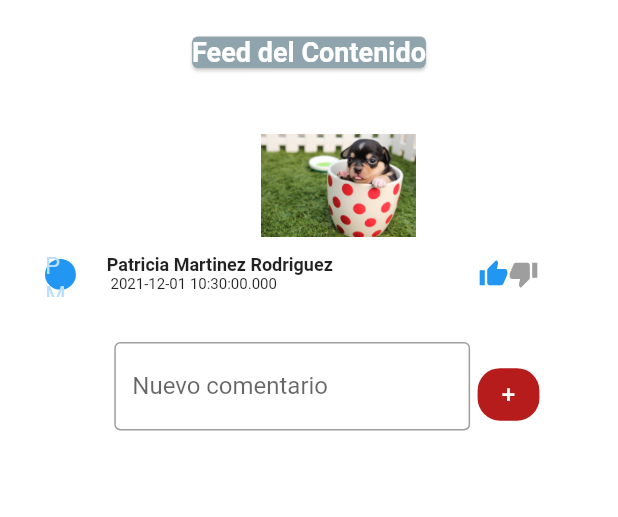
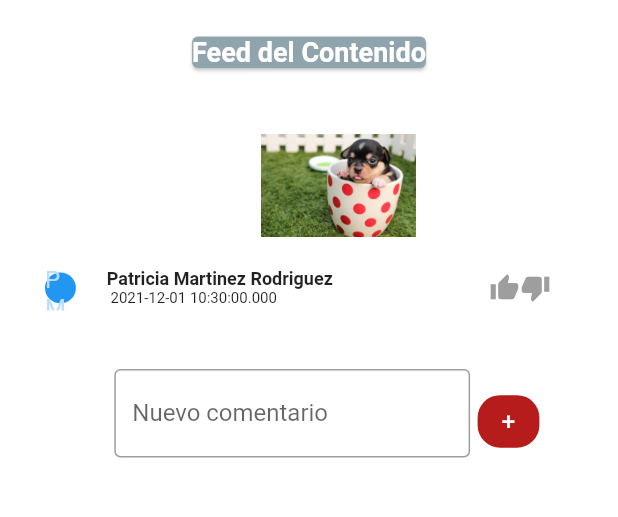
Before and after one commit to Fredygutierrez999/Animio, a Flutter app: the FeedPage screen opened directly with empty values, on a phone screen of 412 x 824 dp, the part 193-710 px from its top. Run offline on Flutter 3.47's test engine with Material 2 defaults, Android fonts, the phone set to English and light mode, and no system bars; our stand-ins replace font_awesome_flutter.

Commit message:
Ajuste de estados

```diff
--- a/AppMovil/lib/Feed_page.dart
+++ b/AppMovil/lib/Feed_page.dart
@@ -2,7 +2,6 @@ import 'dart:html';
 import 'package:flutter/material.dart';
 import 'model/comentario.dart';
 import 'model/publicacion.dart';
-
 
 class FeedPage extends StatefulWidget {
   publicacion item = new publicacion();
@@ -35,13 +34,21 @@ class _FeedPageState extends State<FeedPage> {
   cargaComentario() {
     List<Widget> list = [];
     for (var i = 0; i < itemPublicacion.comentarios.length; i++) {
-      list.add(new Row(children: [
+      list.add(new TextButton(
+          onPressed: () {
+            itemPublicacion.comentarios.elementAt(i).meGusta =
+                !itemPublicacion.comentarios.elementAt(i).meGusta;
+            _Refresh();
+          },
+          style: TextButton.styleFrom(
+            padding: EdgeInsets.symmetric(vertical: 0, horizontal: 0),
+            shadowColor: Colors.black,
+          ),
+          child: new Row(children: [
             SizedBox(
-          width: MediaQuery.of(context).size.width * 0.70,
+              width: MediaQuery.of(context).size.width * 0.69,
               child: new Container(
-              margin:
-                  EdgeInsets.only(top: 5.0, bottom: 5.0, left: 10, right: 5),
-              padding: EdgeInsets.symmetric(horizontal: 5, vertical: 5),
+                  padding: EdgeInsets.symmetric(vertical: 5),
                   decoration: BoxDecoration(
                     border: Border.all(
                       color: Colors.grey,
@@ -59,38 +66,43 @@ class _FeedPageState extends State<FeedPage> {
                     ),
                     TextSpan(
                       text: itemPublicacion.comentarios.elementAt(i).mensaje,
-                  style: TextStyle(
-                    fontSize: 10,
-                  ),
+                      style: TextStyle(fontSize: 10, color: Colors.black),
                       children: <TextSpan>[
                         TextSpan(
-                      text: '\n\n ' + itemPublicacion.comentarios.elementAt(i).fecha,
+                          text: '\n\n ' +
+                              itemPublicacion.comentarios.elementAt(i).fecha,
                           style: TextStyle(
                               fontSize: 10,
                               fontWeight: FontWeight.normal,
-                      ),
-                    ),
+                              color: Colors.black),
+                        )
                       ],
                     ),
+                    WidgetSpan(
+                      child: Icon(
+                        Icons.favorite,
+                        color: (itemPublicacion.comentarios.elementAt(i).meGusta
+                            ? Colors.pink
+                            : Colors.grey),
+                        size: 20.0,
+                      ),
+                    )
                   ]))),
             )
-      ]));
+          ])));
     }
     return new Row(children: <Widget>[
       SizedBox(
-        width: MediaQuery.of(context).size.width * 0.10,
+        width: MediaQuery.of(context).size.width * 0.1,
       ),
       SizedBox(
-          width: MediaQuery.of(context).size.width * 0.70,
+          width: MediaQuery.of(context).size.width * 0.7,
           child: new Column(children: list)),
-      SizedBox(
-        width: 10,
-      )
     ]);
   }
 
   // ignore: unused_element
-  _FeedPageState({required publicacion itemPublicacion}): super() {
+  _FeedPageState({required publicacion itemPublicacion}) : super() {
     this.itemPublicacion = itemPublicacion;
   }
 
@@ -213,31 +225,50 @@ class _FeedPageState extends State<FeedPage> {
                               mainAxisAlignment: MainAxisAlignment.end,
                               crossAxisAlignment: CrossAxisAlignment.end,
                               children: [
-                                Text.rich(
+                                TextButton(
+                                  onPressed: () {
+                                    itemPublicacion.meGusta = 1;
+                                    _Refresh();
+                                  },
+                                  child: Text.rich(
                                     TextSpan(children: <InlineSpan>[
                                       WidgetSpan(
                                         child: Icon(
                                           Icons.thumb_up,
-                                        color: Colors.blue,
+                                          color: (itemPublicacion.meGusta == 1
+                                              ? Colors.blue
+                                              : Colors.grey),
                                           size: 20.0,
                                         ),
                                       ),
                                     ]),
+                                  ),
                                 )
                               ]),
                         ),
                         SizedBox(
                           width: MediaQuery.of(context).size.width * 0.05,
+                          child: Column(
+                            children: [
+                              TextButton(
+                                  onPressed: () {
+                                    itemPublicacion.meGusta = 2;
+                                    _Refresh();
+                                  },
                                   child: Text.rich(
                                     TextSpan(children: <InlineSpan>[
                                       WidgetSpan(
                                         child: Icon(
                                           Icons.thumb_down,
-                                  color: Colors.grey,
+                                          color: (itemPublicacion.meGusta == 2
+                                              ? Colors.blue
+                                              : Colors.grey),
                                           size: 20.0,
                                         ),
                                       ),
                                     ]),
+                                  ))
+                            ],
                           ),
                         ),
                       ],
--- a/AppMovil/lib/model/comentario.dart
+++ b/AppMovil/lib/model/comentario.dart
@@ -1,4 +1,5 @@
 class comentario {
   String mensaje = "";
   String fecha = (new DateTime.now()).toString();
+  bool meGusta = false;
 }
--- a/AppMovil/lib/model/publicacion.dart
+++ b/AppMovil/lib/model/publicacion.dart
@@ -5,6 +5,7 @@ class publicacion {
   String informacion = "";
   String fecha = (new DateTime.now()).toString();
   List<comentario> comentarios = [];
+  int meGusta = 0;
 
   publicacion() {}
 }
```
Lines whose indentation alone changed are shown as unchanged.
